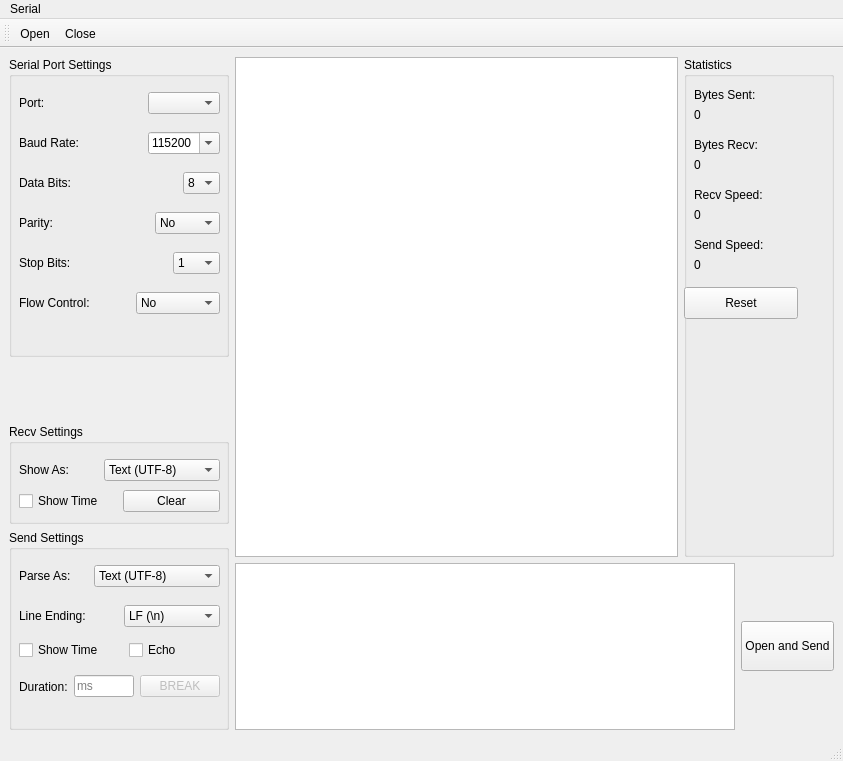
Qt form mainwindow.ui (tuna/QSerial) before a commit.
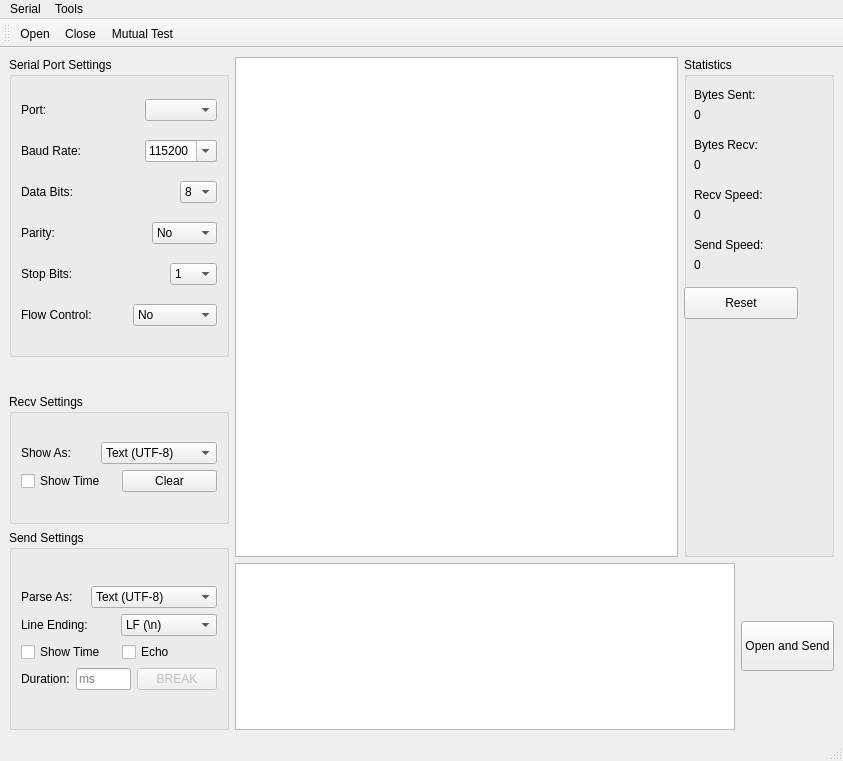
The same form after that commit.

Commit message: Add mutual test dialog, add CONTRIBUTING.md notes

Patch:
```diff
--- a/mainwindow.ui
+++ b/mainwindow.ui
@@ -40,15 +40,8 @@
         <property name="title">
          <string>Serial Port Settings</string>
         </property>
-        <widget class="QWidget" name="horizontalLayoutWidget">
-         <property name="geometry">
-          <rect>
-           <x>10</x>
-           <y>30</y>
-           <width>201</width>
-           <height>32</height>
-          </rect>
-         </property>
+        <layout class="QVBoxLayout" name="verticalLayout_7">
+         <item>
          <layout class="QHBoxLayout" name="horizontalLayout">
           <item>
            <widget class="QLabel" name="label">
@@ -74,16 +67,8 @@
            <widget class="QComboBox" name="serialPortComboBox"/>
           </item>
          </layout>
-        </widget>
-        <widget class="QWidget" name="horizontalLayoutWidget_2">
-         <property name="geometry">
-          <rect>
-           <x>10</x>
-           <y>70</y>
-           <width>201</width>
-           <height>32</height>
-          </rect>
-         </property>
+         </item>
+         <item>
          <layout class="QHBoxLayout" name="horizontalLayout_2">
           <item>
            <widget class="QLabel" name="label_2">
@@ -161,16 +146,8 @@
            </widget>
           </item>
          </layout>
-        </widget>
-        <widget class="QWidget" name="horizontalLayoutWidget_3">
-         <property name="geometry">
-          <rect>
-           <x>10</x>
-           <y>110</y>
-           <width>201</width>
-           <height>32</height>
-          </rect>
-         </property>
+         </item>
+         <item>
          <layout class="QHBoxLayout" name="horizontalLayout_3">
           <item>
            <widget class="QLabel" name="label_3">
@@ -220,16 +197,8 @@
            </widget>
           </item>
          </layout>
-        </widget>
-        <widget class="QWidget" name="horizontalLayoutWidget_4">
-         <property name="geometry">
-          <rect>
-           <x>10</x>
-           <y>150</y>
-           <width>201</width>
-           <height>32</height>
-          </rect>
-         </property>
+         </item>
+         <item>
          <layout class="QHBoxLayout" name="horizontalLayout_4">
           <item>
            <widget class="QLabel" name="label_4">
@@ -281,16 +250,8 @@
            </widget>
           </item>
          </layout>
-        </widget>
-        <widget class="QWidget" name="horizontalLayoutWidget_5">
-         <property name="geometry">
-          <rect>
-           <x>10</x>
-           <y>190</y>
-           <width>201</width>
-           <height>32</height>
-          </rect>
-         </property>
+         </item>
+         <item>
          <layout class="QHBoxLayout" name="horizontalLayout_5">
           <item>
            <widget class="QLabel" name="label_5">
@@ -332,16 +293,8 @@
            </widget>
           </item>
          </layout>
-        </widget>
-        <widget class="QWidget" name="horizontalLayoutWidget_6">
-         <property name="geometry">
-          <rect>
-           <x>10</x>
-           <y>230</y>
-           <width>201</width>
-           <height>32</height>
-          </rect>
-         </property>
+         </item>
+         <item>
          <layout class="QHBoxLayout" name="horizontalLayout_6">
           <item>
            <widget class="QLabel" name="label_6">
@@ -383,7 +336,8 @@
            </widget>
           </item>
          </layout>
-        </widget>
+         </item>
+        </layout>
        </widget>
       </item>
       <item>
@@ -410,27 +364,25 @@
         <property name="minimumSize">
          <size>
           <width>220</width>
-          <height>100</height>
+          <height>130</height>
          </size>
         </property>
         <property name="maximumSize">
          <size>
           <width>220</width>
-          <height>16777215</height>
+          <height>130</height>
          </size>
         </property>
         <property name="title">
          <string>Recv Settings</string>
         </property>
-        <widget class="QWidget" name="horizontalLayoutWidget_7">
-         <property name="geometry">
-          <rect>
-           <x>10</x>
-           <y>30</y>
-           <width>201</width>
-           <height>32</height>
-          </rect>
-         </property>
+        <property name="flat">
+         <bool>false</bool>
+        </property>
+        <layout class="QVBoxLayout" name="verticalLayout_5">
+         <item>
+          <layout class="QVBoxLayout" name="verticalLayout" stretch="1,1">
+           <item>
          <layout class="QHBoxLayout" name="horizontalLayout_7">
           <item>
            <widget class="QLabel" name="label_7">
@@ -482,16 +434,8 @@
            </widget>
           </item>
          </layout>
-        </widget>
-        <widget class="QWidget" name="">
-         <property name="geometry">
-          <rect>
-           <x>10</x>
-           <y>61</y>
-           <width>201</width>
-           <height>32</height>
-          </rect>
-         </property>
+           </item>
+           <item>
          <layout class="QHBoxLayout" name="horizontalLayout_13">
           <item>
            <widget class="QCheckBox" name="recvShowTimeCheckBox">
@@ -508,7 +452,10 @@
            </widget>
           </item>
          </layout>
-        </widget>
+           </item>
+          </layout>
+         </item>
+        </layout>
        </widget>
       </item>
       <item>
@@ -534,15 +481,10 @@
         <property name="title">
          <string>Send Settings</string>
         </property>
-        <widget class="QWidget" name="horizontalLayoutWidget_9">
-         <property name="geometry">
-          <rect>
-           <x>10</x>
-           <y>30</y>
-           <width>201</width>
-           <height>32</height>
-          </rect>
-         </property>
+        <layout class="QVBoxLayout" name="verticalLayout_6">
+         <item>
+          <layout class="QVBoxLayout" name="verticalLayout_2">
+           <item>
          <layout class="QHBoxLayout" name="horizontalLayout_9">
           <item>
            <widget class="QLabel" name="label_9">
@@ -604,16 +546,8 @@
            </widget>
           </item>
          </layout>
-        </widget>
-        <widget class="QWidget" name="horizontalLayoutWidget_10">
-         <property name="geometry">
-          <rect>
-           <x>10</x>
-           <y>70</y>
-           <width>201</width>
-           <height>32</height>
-          </rect>
-         </property>
+           </item>
+           <item>
          <layout class="QHBoxLayout" name="horizontalLayout_10">
           <item>
            <widget class="QLabel" name="label_11">
@@ -660,42 +594,26 @@
            </widget>
           </item>
          </layout>
-        </widget>
+           </item>
+           <item>
+            <layout class="QHBoxLayout" name="horizontalLayout_14">
+             <item>
         <widget class="QCheckBox" name="sendShowTimeCheckBox">
-         <property name="geometry">
-          <rect>
-           <x>10</x>
-           <y>110</y>
-           <width>111</width>
-           <height>20</height>
-          </rect>
-         </property>
          <property name="text">
           <string>Show Time</string>
          </property>
         </widget>
+             </item>
+             <item>
         <widget class="QCheckBox" name="echoCheckBox">
-         <property name="geometry">
-          <rect>
-           <x>120</x>
-           <y>110</y>
-           <width>87</width>
-           <height>20</height>
-          </rect>
-         </property>
          <property name="text">
           <string>Echo</string>
          </property>
         </widget>
-        <widget class="QWidget" name="layoutWidget">
-         <property name="geometry">
-          <rect>
-           <x>10</x>
-           <y>140</y>
-           <width>201</width>
-           <height>33</height>
-          </rect>
-         </property>
+             </item>
+            </layout>
+           </item>
+           <item>
          <layout class="QHBoxLayout" name="horizontalLayout_12">
           <item>
            <widget class="QLabel" name="label_13">
@@ -722,7 +640,10 @@
            </widget>
           </item>
          </layout>
-        </widget>
+           </item>
+          </layout>
+         </item>
+        </layout>
        </widget>
       </item>
      </layout>
@@ -906,7 +827,14 @@
     <addaction name="actionOpen"/>
     <addaction name="actionClose"/>
    </widget>
+   <widget class="QMenu" name="menuTools">
+    <property name="title">
+     <string>Tools</string>
+    </property>
+    <addaction name="actionMutual_Test"/>
+   </widget>
    <addaction name="menuSerial"/>
+   <addaction name="menuTools"/>
   </widget>
   <widget class="QStatusBar" name="statusbar"/>
   <widget class="QToolBar" name="toolBar">
@@ -921,6 +849,7 @@
    </attribute>
    <addaction name="actionOpen"/>
    <addaction name="actionClose"/>
+   <addaction name="actionMutual_Test"/>
   </widget>
   <action name="actionOpen">
    <property name="text">
@@ -938,6 +867,11 @@
     <string>Close serial port</string>
    </property>
   </action>
+  <action name="actionMutual_Test">
+   <property name="text">
+    <string>Mutual Test</string>
+   </property>
+  </action>
  </widget>
  <resources/>
  <connections>
```
Left out of the diff: 17 changed lines with no effect on the pictures. Lines whose indentation alone changed are shown as unchanged. The commit also changes 7 other files.
